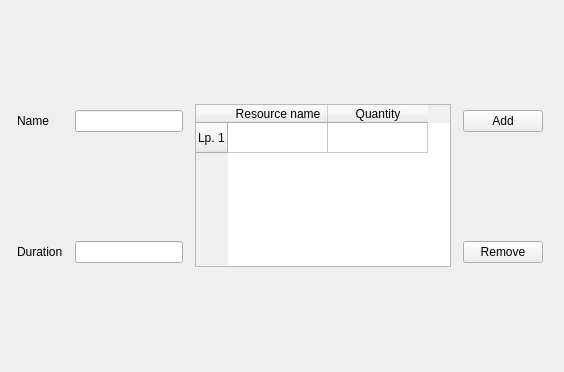
hudaszekpiotr/InzynierkaProgram, file gui/cult_type_stage.ui: the form before one commit.
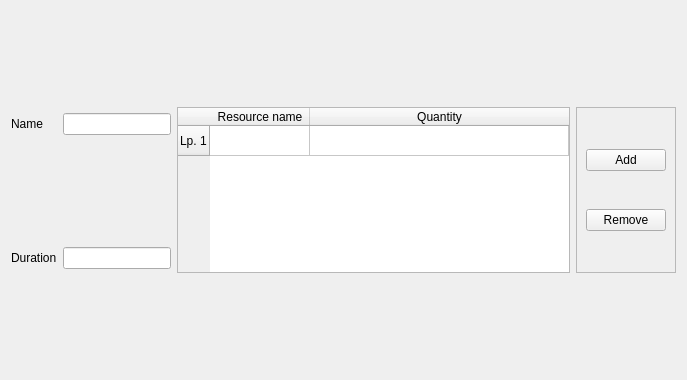
The form after the commit.

The edit to the form file:
```diff
--- a/gui/cult_type_stage.ui
+++ b/gui/cult_type_stage.ui
@@ -6,22 +6,48 @@
    <rect>
     <x>0</x>
     <y>0</y>
-    <width>564</width>
-    <height>372</height>
+    <width>687</width>
+    <height>380</height>
    </rect>
   </property>
   <property name="windowTitle">
    <string>Form</string>
   </property>
   <layout class="QGridLayout" name="gridLayout">
+   <item row="0" column="0">
+    <widget class="QLabel" name="label">
+     <property name="sizePolicy">
+      <sizepolicy hsizetype="Fixed" vsizetype="Fixed">
+       <horstretch>0</horstretch>
+       <verstretch>0</verstretch>
+      </sizepolicy>
+     </property>
+     <property name="text">
+      <string>Name</string>
+     </property>
+    </widget>
+   </item>
+   <item row="0" column="1">
+    <widget class="QLineEdit" name="lineEdit_2">
+     <property name="sizePolicy">
+      <sizepolicy hsizetype="Fixed" vsizetype="Fixed">
+       <horstretch>0</horstretch>
+       <verstretch>0</verstretch>
+      </sizepolicy>
+     </property>
+    </widget>
+   </item>
    <item row="0" column="2" rowspan="2">
     <widget class="QTableWidget" name="dailyResources">
      <property name="sizePolicy">
-      <sizepolicy hsizetype="Fixed" vsizetype="Preferred">
+      <sizepolicy hsizetype="Preferred" vsizetype="Expanding">
        <horstretch>0</horstretch>
        <verstretch>0</verstretch>
       </sizepolicy>
      </property>
+     <attribute name="horizontalHeaderStretchLastSection">
+      <bool>true</bool>
+     </attribute>
      <row>
       <property name="text">
        <string>Lp. 1</string>
@@ -39,6 +65,50 @@
      </column>
     </widget>
    </item>
+   <item row="0" column="3" rowspan="2">
+    <widget class="QFrame" name="frame">
+     <property name="sizePolicy">
+      <sizepolicy hsizetype="Fixed" vsizetype="Preferred">
+       <horstretch>0</horstretch>
+       <verstretch>0</verstretch>
+      </sizepolicy>
+     </property>
+     <property name="frameShape">
+      <enum>QFrame::StyledPanel</enum>
+     </property>
+     <property name="frameShadow">
+      <enum>QFrame::Raised</enum>
+     </property>
+     <layout class="QVBoxLayout" name="verticalLayout">
+      <item>
+       <widget class="QPushButton" name="addResources">
+        <property name="sizePolicy">
+         <sizepolicy hsizetype="Fixed" vsizetype="Fixed">
+          <horstretch>0</horstretch>
+          <verstretch>0</verstretch>
+         </sizepolicy>
+        </property>
+        <property name="text">
+         <string>Add</string>
+        </property>
+       </widget>
+      </item>
+      <item>
+       <widget class="QPushButton" name="removeResources">
+        <property name="sizePolicy">
+         <sizepolicy hsizetype="Fixed" vsizetype="Fixed">
+          <horstretch>0</horstretch>
+          <verstretch>0</verstretch>
+         </sizepolicy>
+        </property>
+        <property name="text">
+         <string>Remove</string>
+        </property>
+       </widget>
+      </item>
+     </layout>
+    </widget>
+   </item>
    <item row="1" column="0">
     <widget class="QLabel" name="label_2">
      <property name="sizePolicy">
@@ -52,45 +122,6 @@
      </property>
     </widget>
    </item>
-   <item row="1" column="3">
-    <widget class="QPushButton" name="removeResources">
-     <property name="sizePolicy">
-      <sizepolicy hsizetype="Fixed" vsizetype="Fixed">
-       <horstretch>0</horstretch>
-       <verstretch>0</verstretch>
-      </sizepolicy>
-     </property>
-     <property name="text">
-      <string>Remove</string>
-     </property>
-    </widget>
-   </item>
-   <item row="0" column="3">
-    <widget class="QPushButton" name="addResources">
-     <property name="sizePolicy">
-      <sizepolicy hsizetype="Fixed" vsizetype="Fixed">
-       <horstretch>0</horstretch>
-       <verstretch>0</verstretch>
-      </sizepolicy>
-     </property>
-     <property name="text">
-      <string>Add</string>
-     </property>
-    </widget>
-   </item>
-   <item row="0" column="0">
-    <widget class="QLabel" name="label">
-     <property name="sizePolicy">
-      <sizepolicy hsizetype="Fixed" vsizetype="Fixed">
-       <horstretch>0</horstretch>
-       <verstretch>0</verstretch>
-      </sizepolicy>
-     </property>
-     <property name="text">
-      <string>Name</string>
-     </property>
-    </widget>
-   </item>
    <item row="1" column="1">
     <widget class="QLineEdit" name="lineEdit">
      <property name="sizePolicy">
@@ -101,16 +132,6 @@
      </property>
     </widget>
    </item>
-   <item row="0" column="1">
-    <widget class="QLineEdit" name="lineEdit_2">
-     <property name="sizePolicy">
-      <sizepolicy hsizetype="Fixed" vsizetype="Fixed">
-       <horstretch>0</horstretch>
-       <verstretch>0</verstretch>
-      </sizepolicy>
-     </property>
-    </widget>
-   </item>
   </layout>
  </widget>
  <resources/>
```
